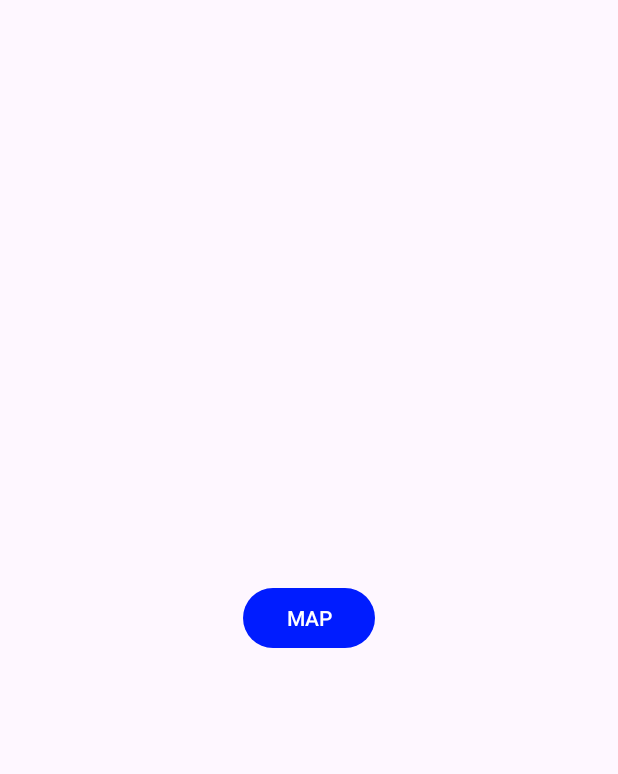
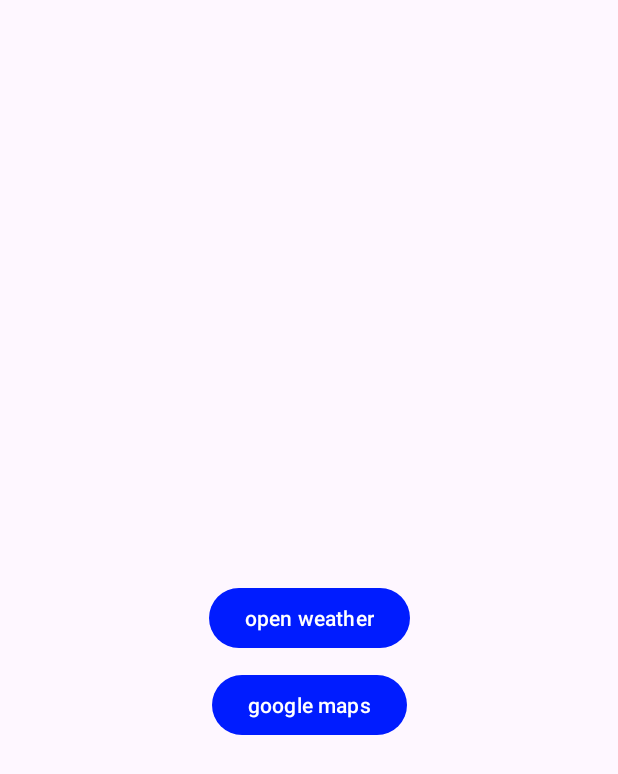
Before and after one commit to AyEssEyeS/AndroidApp, an Android app: the MainActivity screen opened directly, with no data from a screen before it, on a phone screen of 412 x 824 dp. Shown: the top 774 px of the screen. Run offline under Robolectric (Android 15) with nearby library versions, the phone set to English and light mode, and no system bars.

Commit message:
Added 2d Google Maps barebones

```diff
--- a/app/src/main/java/cod/ayesseye/textron0/MainActivity.java
+++ b/app/src/main/java/cod/ayesseye/textron0/MainActivity.java
@@ -18,7 +18,7 @@ import androidx.core.view.WindowInsetsCompat;
 
 public class MainActivity extends AppCompatActivity {
 
-    Button goToOpenWeather;
+    Button goToOpenWeather, goToGoogleMaps;
 
 
 
@@ -35,12 +35,15 @@ public class MainActivity extends AppCompatActivity {
 
 
         goToOpenWeather = findViewById(R.id.open_weather);
+        goToGoogleMaps = findViewById(R.id.google_maps);
 
-        goToOpenWeather.setOnClickListener(v -> changePage());
+        goToOpenWeather.setOnClickListener(v -> changePage(OpenWeather.class));
+        goToGoogleMaps.setOnClickListener(v -> changePage(MapsActivity.class));
+
 
     }
-        private void changePage() {
-        Intent intent = new Intent(this, OpenWeather.class);
+        private void changePage(Class<?> targetActivity) {
+        Intent intent = new Intent(this, targetActivity);
         startActivity(intent);
     }
 }
--- a/app/src/main/res/layout/activity_main.xml
+++ b/app/src/main/res/layout/activity_main.xml
@@ -12,12 +12,24 @@
         android:id="@+id/open_weather"
         android:layout_width="wrap_content"
         android:layout_height="wrap_content"
-        android:text="MAP"
+        android:text="open weather"
         app:layout_constraintStart_toStartOf="parent"
         app:layout_constraintEnd_toEndOf="parent"
         app:layout_constraintTop_toTopOf="parent"
         app:layout_constraintBottom_toBottomOf="parent"/>
 
+    <Button
+        android:id="@+id/google_maps"
+        android:layout_width="wrap_content"
+        android:layout_height="wrap_content"
+        android:text="google maps"
+        android:layout_marginTop="10dp"
+        app:layout_constraintStart_toStartOf="parent"
+        app:layout_constraintEnd_toEndOf="parent"
+        app:layout_constraintTop_toBottomOf="@id/open_weather"/>
+
+
+
 
 
 </androidx.constraintlayout.widget.ConstraintLayout>
--- a/app/src/main/res/values/strings.xml
+++ b/app/src/main/res/values/strings.xml
@@ -18,4 +18,5 @@
     <string name="register_title">Hello! Register to get started</string>
     <string name="show_password">Show password</string>
     <string name="default_web_client_id">324984636646-a2q84afa3r4iaceicov0qtqhad4dae45.apps.googleusercontent.com</string>
+    <string name="title_activity_maps">MapsActivity</string>
 </resources>
--- a/build.gradle.kts
+++ b/build.gradle.kts
@@ -1,4 +1,5 @@
 plugins {
     alias(libs.plugins.android.application) apply false
     id("com.google.gms.google-services") version "4.4.2" apply false
+    alias(libs.plugins.google.android.libraries.mapsplatform.secrets.gradle.plugin) apply false
 }
--- a/gradle/libs.versions.toml
+++ b/gradle/libs.versions.toml
@@ -12,6 +12,8 @@ annotation = "1.6.0"
 lifecycleLivedataKtx = "2.6.1"
 lifecycleViewmodelKtx = "2.6.1"
 playServicesLocation = "21.3.0"
+googleAndroidLibrariesMapsplatformSecretsGradlePlugin = "2.0.1"
+playServicesMaps = "19.2.0"
 
 [libraries]
 junit = { group = "junit", name = "junit", version.ref = "junit" }
@@ -25,6 +27,8 @@ annotation = { group = "androidx.annotation", name = "annotation", version.ref =
 lifecycle-livedata-ktx = { group = "androidx.lifecycle", name = "lifecycle-livedata-ktx", version.ref = "lifecycleLivedataKtx" }
 lifecycle-viewmodel-ktx = { group = "androidx.lifecycle", name = "lifecycle-viewmodel-ktx", version.ref = "lifecycleViewmodelKtx" }
 play-services-location = { group = "com.google.android.gms", name = "play-services-location", version.ref = "playServicesLocation" }
+play-services-maps = { group = "com.google.android.gms", name = "play-services-maps", version.ref = "playServicesMaps" }
 
 [plugins]
 android-application = { id = "com.android.application", version.ref = "agp" }
+google-android-libraries-mapsplatform-secrets-gradle-plugin = { id = "com.google.android.libraries.mapsplatform.secrets-gradle-plugin", version.ref = "googleAndroidLibrariesMapsplatformSecretsGradlePlugin" }
```
Also changed, not shown: app/build.gradle.kts (+6 -1 lines), app/src/main/AndroidManifest.xml (+11 -4 lines), app/src/main/java/cod/ayesseye/textron0/MapsActivity.java (added, +102 -0 lines), app/src/main/res/layout/activity_maps.xml (added, +9 -0 lines).
